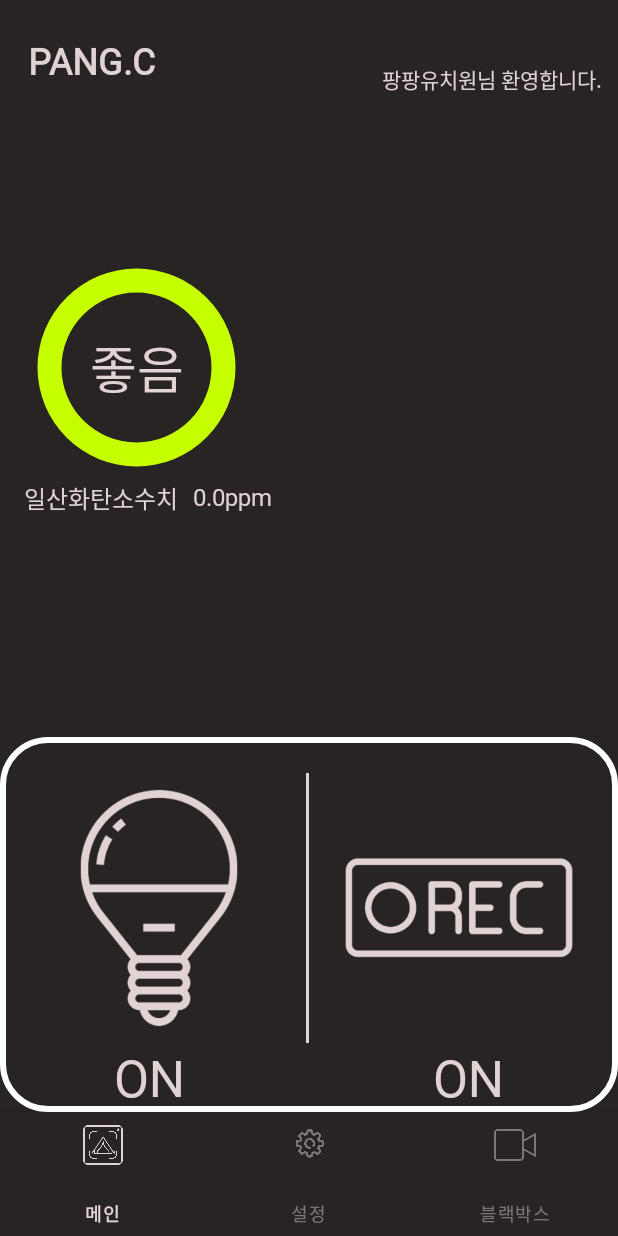
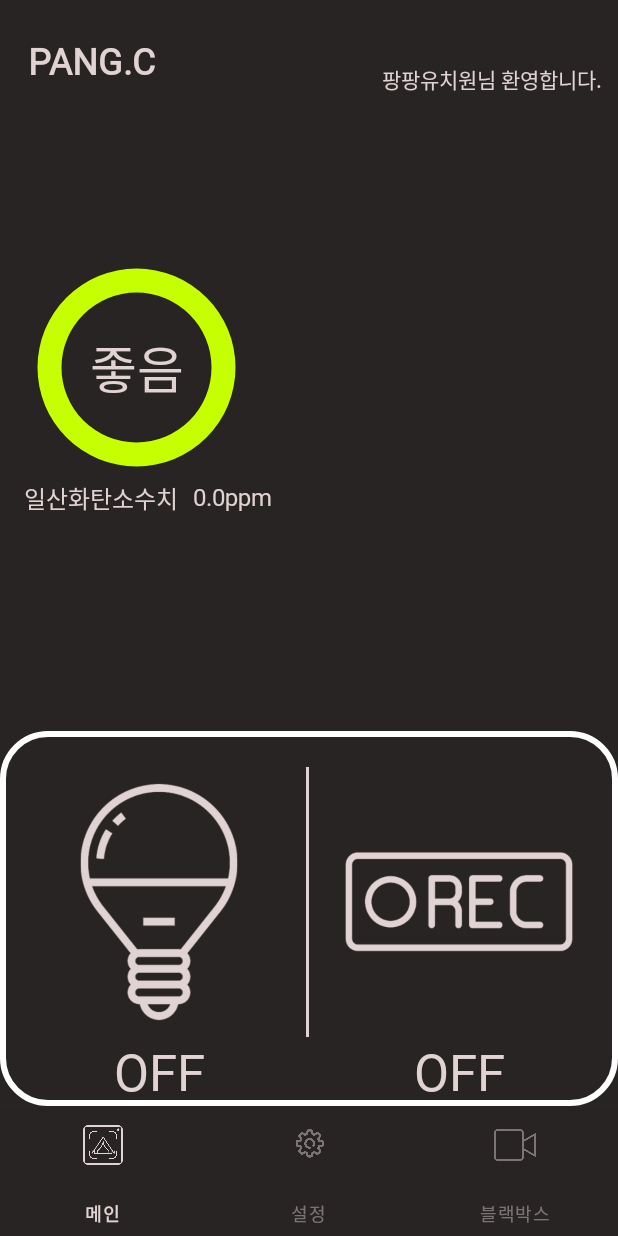
Before and after one commit to 2021-SMHRD-KDT-New-IoT-1/PANGPANG, an Android app: the screen it shows after launch (MainActivity), on a phone screen of 412 x 824 dp. Run offline under Robolectric (Android 15) with nearby library versions, the phone set to English and light mode, and no system bars; Roboto replaces fonts that are not available here.

Commit message:
on 텍스트뷰 제약 달음

```diff
--- a/app/src/main/java/com/cjh/finalproject/main.java
+++ b/app/src/main/java/com/cjh/finalproject/main.java
@@ -1,5 +1,7 @@
 package com.cjh.finalproject;
 
+import android.graphics.Color;
+import android.graphics.drawable.Drawable;
 import android.os.Bundle;
 
 import androidx.fragment.app.Fragment;
@@ -7,58 +9,65 @@ import androidx.fragment.app.Fragment;
 import android.view.LayoutInflater;
 import android.view.View;
 import android.view.ViewGroup;
+import android.widget.Button;
+import android.widget.ImageButton;
+import android.widget.TextView;
 
-/**
- * A simple {@link Fragment} subclass.
- * Use the {@link main#newInstance} factory method to
- * create an instance of this fragment.
- */
+
 public class main extends Fragment {
-
-    // TODO: Rename parameter arguments, choose names that match
-    // the fragment initialization parameters, e.g. ARG_ITEM_NUMBER
-    private static final String ARG_PARAM1 = "param1";
-    private static final String ARG_PARAM2 = "param2";
-
-    // TODO: Rename and change types of parameters
-    private String mParam1;
-    private String mParam2;
-
-    public main() {
-        // Required empty public constructor
-    }
-
-    /**
-     * Use this factory method to create a new instance of
-     * this fragment using the provided parameters.
-     *
-     * @param param1 Parameter 1.
-     * @param param2 Parameter 2.
-     * @return A new instance of fragment main.
-     */
-    // TODO: Rename and change types and number of parameters
-    public static main newInstance(String param1, String param2) {
-        main fragment = new main();
-        Bundle args = new Bundle();
-        args.putString(ARG_PARAM1, param1);
-        args.putString(ARG_PARAM2, param2);
-        fragment.setArguments(args);
-        return fragment;
-    }
-
-    @Override
-    public void onCreate(Bundle savedInstanceState) {
-        super.onCreate(savedInstanceState);
-        if (getArguments() != null) {
-            mParam1 = getArguments().getString(ARG_PARAM1);
-            mParam2 = getArguments().getString(ARG_PARAM2);
-        }
-    }
+    private ImageButton led_btn;
+    private ImageButton rec_btn;
+    private TextView led_on;
+    private TextView rec_on;
+    String check = "off";
 
     @Override
     public View onCreateView(LayoutInflater inflater, ViewGroup container,
                              Bundle savedInstanceState) {
-        // Inflate the layout for this fragment
-        return inflater.inflate(R.layout.fragment_main, container, false);
+
+        View v = inflater.inflate(R.layout.fragment_main, container, false);
+
+        led_btn = v.findViewById(R.id.led_btn);
+        rec_btn = v.findViewById(R.id.rec_btn);
+        led_on = v.findViewById(R.id.led_on);
+        rec_on = v.findViewById(R.id.rec_on);
+
+        led_btn.setOnClickListener(new View.OnClickListener() {
+            @Override
+            public void onClick(View v) {
+                Drawable bg = led_btn.getBackground();
+                if (check == "off") {
+                    bg.setTint(Color.parseColor("#FBC02D"));
+                    led_on.setText("ON");
+                    check = "on";
+                } else {
+                    bg.setTint(Color.parseColor("#E1D3D3"));
+                    led_on.setText("OFF");
+                    check = "off";
+                }
+            }
+        });
+
+        rec_btn.setOnClickListener(new View.OnClickListener() {
+            @Override
+            public void onClick(View v) {
+                Drawable bg2 = rec_btn.getBackground();
+                if (check == "off") {
+                    bg2.setTint(Color.parseColor("#D50000"));
+                    rec_on.setText("ON");
+                    check = "on";
+                } else {
+                    bg2.setTint(Color.parseColor("#E1D3D3"));
+                    rec_on.setText("OFF");
+                    check = "off";
+                }
+            }
+        });
+
+
+
+        return v;
+
+
     }
 }
--- a/app/src/main/res/layout/fragment_main.xml
+++ b/app/src/main/res/layout/fragment_main.xml
@@ -9,7 +9,7 @@
     tools:context=".main">
 
     <ImageButton
-        android:id="@+id/imageButton"
+        android:id="@+id/led_btn"
         android:layout_width="180dp"
         android:layout_height="180dp"
         android:layout_marginStart="16dp"
@@ -22,7 +22,7 @@
         app:layout_constraintTop_toTopOf="@+id/view2" />
 
     <ImageButton
-        android:id="@+id/imageButton2"
+        android:id="@+id/rec_btn"
         android:layout_width="180dp"
         android:layout_height="180dp"
 
@@ -36,46 +36,47 @@
         app:layout_constraintVertical_bias="1.0" />
 
     <TextView
-        android:id="@+id/textView2"
+        android:id="@+id/led_on"
         android:layout_width="wrap_content"
         android:layout_height="wrap_content"
-        android:layout_marginStart="60dp"
         android:fontFamily="@font/g_medium"
-        android:text="ON"
+        android:text="OFF"
         android:textAlignment="center"
         android:textColor="#E1D3D3"
         android:textSize="34sp"
-        app:layout_constraintStart_toStartOf="@+id/imageButton"
-        app:layout_constraintTop_toBottomOf="@+id/imageButton" />
+        app:layout_constraintEnd_toEndOf="@+id/led_btn"
+        app:layout_constraintStart_toStartOf="@+id/led_btn"
+        app:layout_constraintTop_toBottomOf="@+id/led_btn" />
 
     <TextView
-        android:id="@+id/textView6"
+        android:id="@+id/rec_on"
         android:layout_width="wrap_content"
         android:layout_height="wrap_content"
-        android:layout_marginEnd="60dp"
         android:fontFamily="@font/g_medium"
-        android:text="ON"
+        android:text="OFF"
         android:textColor="#E1D3D3"
         android:textSize="34sp"
-        app:layout_constraintEnd_toEndOf="@+id/imageButton2"
-        app:layout_constraintTop_toBottomOf="@+id/imageButton2" />
+        app:layout_constraintEnd_toEndOf="@+id/rec_btn"
+        app:layout_constraintStart_toStartOf="@+id/rec_btn"
+        app:layout_constraintTop_toBottomOf="@+id/rec_btn" />
 
     <View
         android:id="@+id/view"
         android:layout_width="2dp"
         android:layout_height="180dp"
         android:background="#E1D3D3"
-        app:layout_constraintBottom_toBottomOf="@+id/imageButton"
+        app:layout_constraintBottom_toBottomOf="@+id/led_btn"
         app:layout_constraintEnd_toEndOf="parent"
         app:layout_constraintHorizontal_bias="0.498"
         app:layout_constraintStart_toStartOf="parent"
-        app:layout_constraintTop_toTopOf="@+id/imageButton"
+        app:layout_constraintTop_toTopOf="@+id/led_btn"
         app:layout_constraintVertical_bias="0.704" />
 
     <View
         android:id="@+id/view2"
         android:layout_width="0dp"
         android:layout_height="250dp"
+        android:layout_marginBottom="4dp"
         android:background="@drawable/roundsquare1"
         app:layout_constraintBottom_toBottomOf="parent"
         app:layout_constraintEnd_toEndOf="parent"
```
Also changed, not shown: app/src/main/java/com/cjh/finalproject/MainActivity.java (+8 -0 lines).
